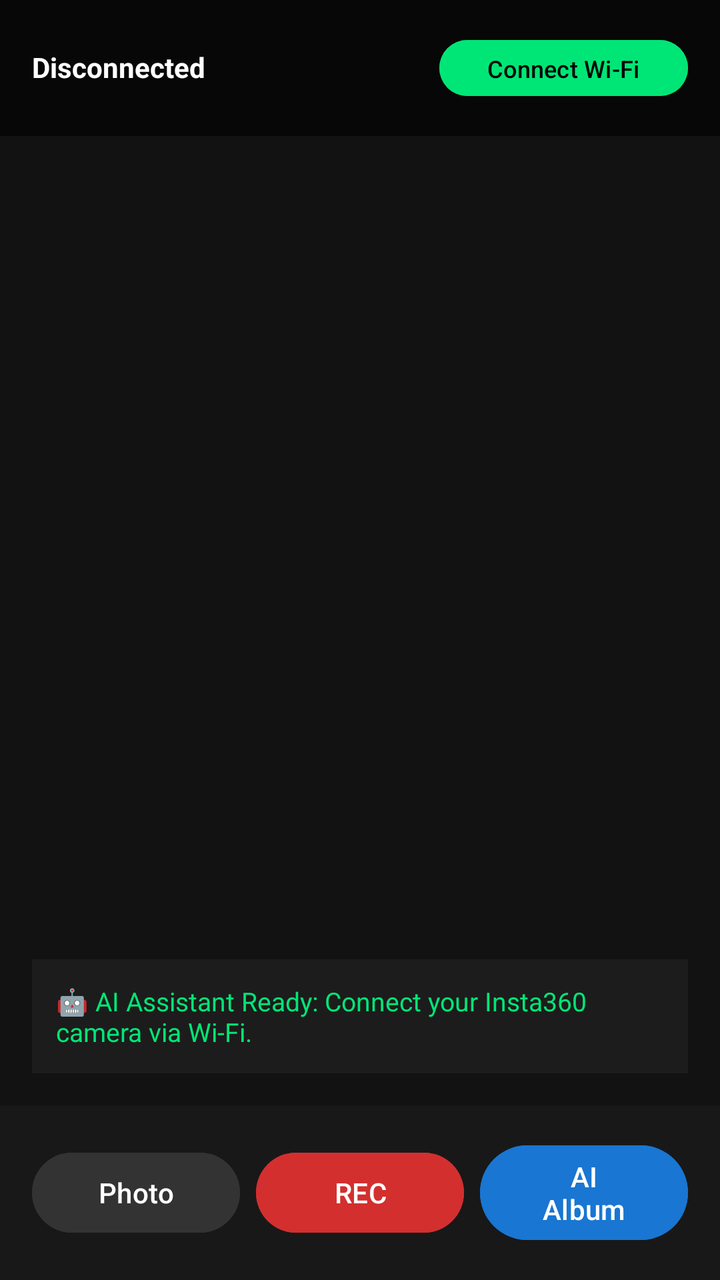
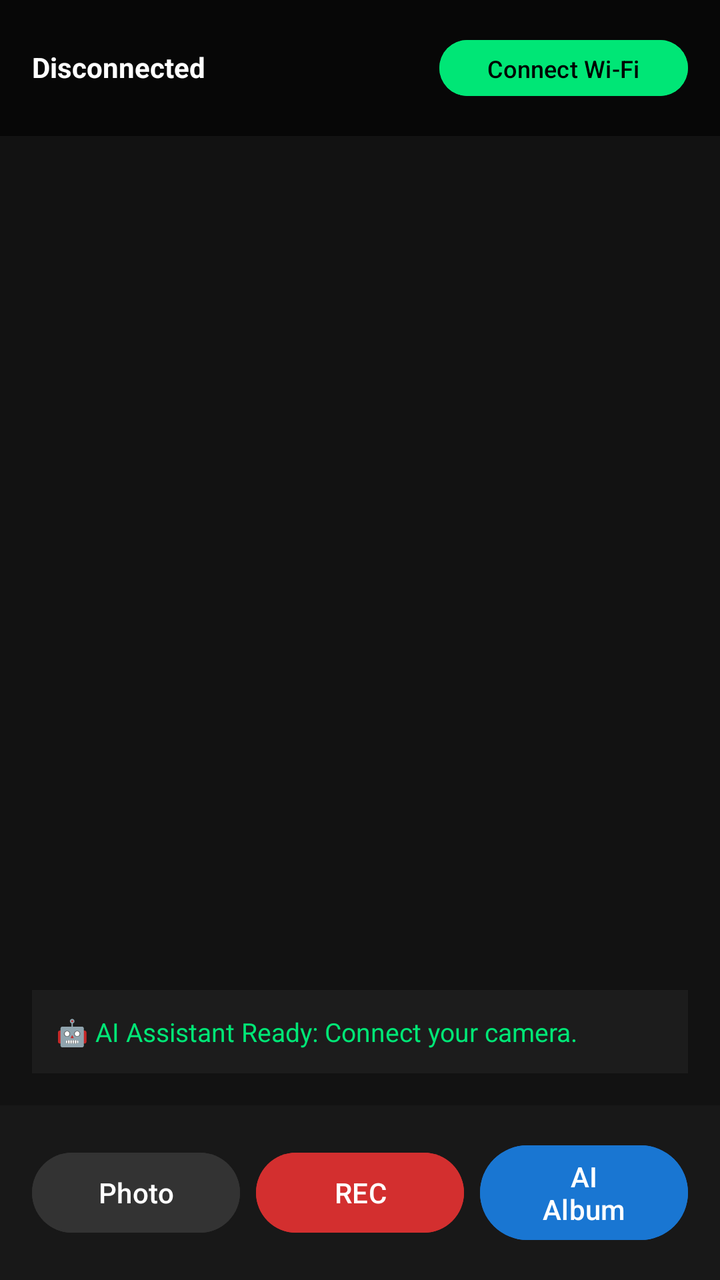

Screens rendered from an Android XML layout before and after an edit, with the pre-edit source and the edit as a unified diff.
<!-- AndroidManifest.xml: activity theme Theme.AndroidSDKDemo -->
<!-- res/layout/activity_main.xml -->
<?xml version="1.0" encoding="utf-8"?>
<RelativeLayout xmlns:android="http://schemas.android.com/apk/res/android"
    android:layout_width="match_parent"
    android:layout_height="match_parent"
    android:background="#121212">

    
    <TextureView
        android:id="@+id/videoPreview"
        android:layout_width="match_parent"
        android:layout_height="match_parent" />

    
    <LinearLayout
        android:layout_width="match_parent"
        android:layout_height="wrap_content"
        android:orientation="horizontal"
        android:padding="16dp"
        android:background="#99000000">

        <TextView
            android:id="@+id/tvStatus"
            android:layout_width="0dp"
            android:layout_height="wrap_content"
            android:layout_weight="1"
            android:text="Disconnected"
            android:textColor="#FFFFFF"
            android:textSize="14sp"
            android:textStyle="bold" />

        <Button
            android:id="@+id/btnConnectWifi"
            android:layout_width="wrap_content"
            android:layout_height="36dp"
            android:backgroundTint="#00E676"
            android:text="Connect Wi-Fi"
            android:textColor="#000000"
            android:textSize="12sp" />
    </LinearLayout>

    
    <TextView
        android:id="@+id/tvAiMessage"
        android:layout_width="match_parent"
        android:layout_height="wrap_content"
        android:layout_above="@id/controlsLayout"
        android:layout_margin="16dp"
        android:background="#CC1E1E1E"
        android:padding="12dp"
        android:text="🤖 AI Assistant Ready: Connect your Insta360 camera via Wi-Fi."
        android:textColor="#00E676"
        android:textSize="13sp" />

    
    <LinearLayout
        android:id="@+id/controlsLayout"
        android:layout_width="match_parent"
        android:layout_height="wrap_content"
        android:layout_alignParentBottom="true"
        android:background="#CC1A1A1A"
        android:orientation="horizontal"
        android:padding="16dp"
        android:gravity="center">

        <Button
            android:id="@+id/btnTakePhoto"
            android:layout_width="0dp"
            android:layout_height="wrap_content"
            android:layout_weight="1"
            android:layout_marginEnd="8dp"
            android:backgroundTint="#333333"
            android:text="Photo"
            android:textColor="#FFFFFF" />

        <Button
            android:id="@+id/btnRecordVideo"
            android:layout_width="0dp"
            android:layout_height="wrap_content"
            android:layout_weight="1"
            android:layout_marginEnd="8dp"
            android:backgroundTint="#D32F2F"
            android:text="REC"
            android:textColor="#FFFFFF" />

        <Button
            android:id="@+id/btnGallery"
            android:layout_width="0dp"
            android:layout_height="wrap_content"
            android:layout_weight="1"
            android:backgroundTint="#1976D2"
            android:text="AI Album"
            android:textColor="#FFFFFF" />
    </LinearLayout>

</RelativeLayout>
<!-- resources referenced by this layout -->
<resources>
  <style name="Theme.AndroidSDKDemo" parent="Theme.Material3.Light.NoActionBar">
          <item name="colorPrimary">@color/demo_accent</item>
          <item name="colorOnPrimary">@color/white</item>
          <item name="android:statusBarColor">@color/demo_background</item>
          <item name="android:navigationBarColor">@color/demo_card</item>
          <item name="android:windowLightStatusBar">true</item>
          <item name="android:colorBackground">@color/demo_background</item>
      </style>
  <color name="demo_accent">#007AFF</color>
  <color name="white">#FFFFFFFF</color>
  <color name="demo_background">#F5F5F7</color>
  <color name="demo_card">#FFFFFF</color>
</resources>

<!-- the commit's change to res/layout/activity_main.xml (unified diff, before → after) -->
@@ -4,13 +4,11 @@
     android:layout_height="match_parent"
     android:background="#121212">
 
-    
     <TextureView
         android:id="@+id/videoPreview"
         android:layout_width="match_parent"
         android:layout_height="match_parent" />
 
-    
     <LinearLayout
         android:layout_width="match_parent"
         android:layout_height="wrap_content"
@@ -38,7 +36,6 @@
             android:textSize="12sp" />
     </LinearLayout>
 
-    
     <TextView
         android:id="@+id/tvAiMessage"
         android:layout_width="match_parent"
@@ -47,11 +44,10 @@
         android:layout_margin="16dp"
         android:background="#CC1E1E1E"
         android:padding="12dp"
-        android:text="🤖 AI Assistant Ready: Connect your Insta360 camera via Wi-Fi."
+        android:text="🤖 AI Assistant Ready: Connect your camera."
         android:textColor="#00E676"
         android:textSize="13sp" />
 
-    
     <LinearLayout
         android:id="@+id/controlsLayout"
         android:layout_width="match_parent"
